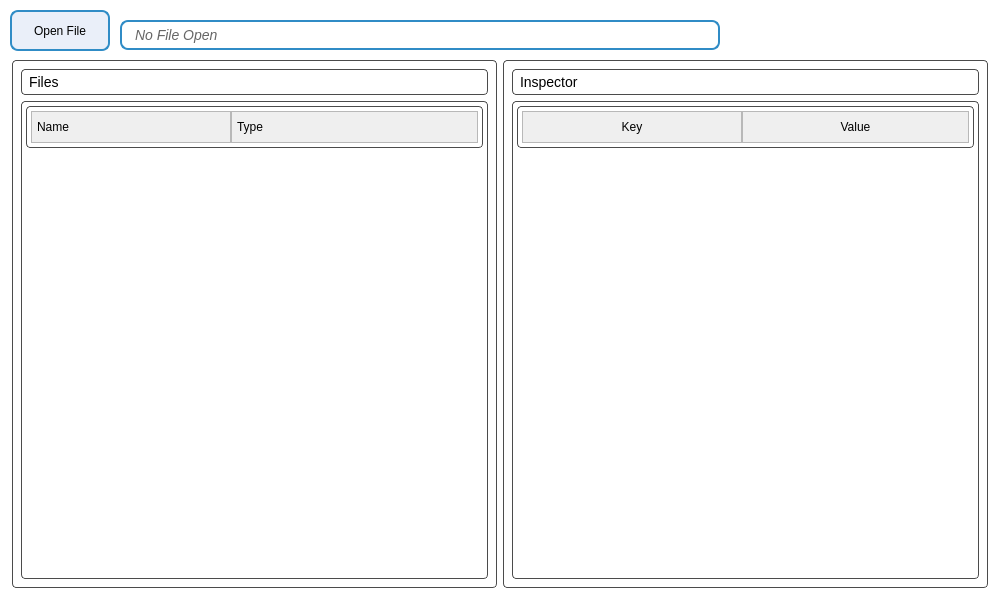
squairdev/OpenPoster, file ui/mainwindow.ui: the form before one commit.
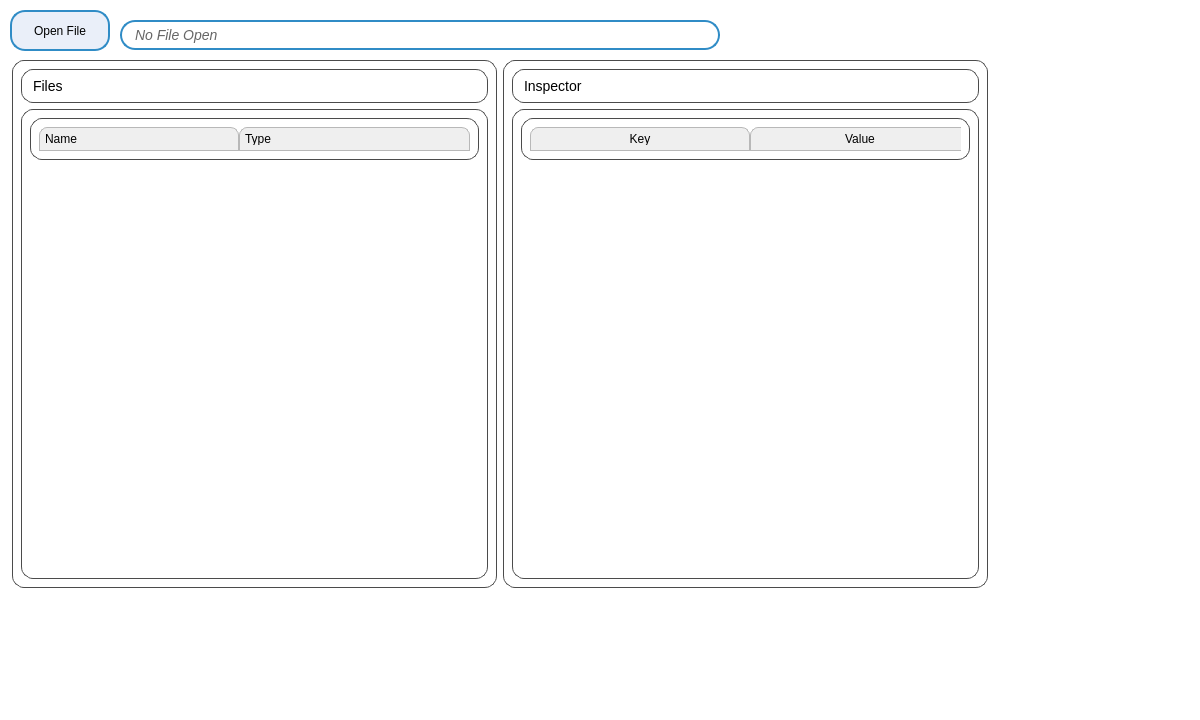
The form after the commit.

Patch:
```diff
--- a/ui/mainwindow.ui
+++ b/ui/mainwindow.ui
@@ -6,8 +6,8 @@
    <rect>
     <x>0</x>
     <y>0</y>
-    <width>1000</width>
-    <height>600</height>
+    <width>1200</width>
+    <height>720</height>
    </rect>
   </property>
   <property name="sizePolicy">
@@ -19,8 +19,8 @@
   </property>
   <property name="minimumSize">
    <size>
-    <width>1000</width>
-    <height>600</height>
+    <width>1200</width>
+    <height>720</height>
    </size>
   </property>
   <!-- <property name="maximumSize">
@@ -244,7 +244,7 @@
 
 QWidget [cls=central] {
     background-color: palette(base);
-	border-radius: 0px;
+	border-radius: 12px;
 	border: 1px solid palette(mid);
 }
 
@@ -261,7 +261,7 @@
 	icon-size: 16px;
 	padding-left: 10px;
 	padding-right: 10px;
-	border-radius: 8px;
+	border-radius: 12px;
 }
 
 QToolButton[cls=sidebarBtn] {
@@ -282,11 +282,13 @@
 QCheckBox {
 	spacing: 8px;
 	font-size: 14px;
+	border-radius: 8px;
 }
 
 QRadioButton {
 	spacing: 8px;
 	font-size: 14px;
+	border-radius: 8px;
 }
 
 QLineEdit {
@@ -308,7 +310,7 @@
 
 QScrollBar::handle {
     background: palette(mid);
-    border-radius: 4px;
+    border-radius: 5px;
 }
 
 QScrollBar::handle:pressed {
@@ -328,14 +330,14 @@
 QSlider::groove:horizontal {
     background-color: palette(mid);
     height: 4px;
-	border-radius: 2px;
+	border-radius: 3px;
 }
 
 QSlider::handle:horizontal {
     background-color: palette(dark);
-    width: 8px;
+    width: 12px;
     margin: -8px 0;
-    border-radius: 4px;
+    border-radius: 6px;
 }
 
 QSlider::handle:horizontal:pressed {
@@ -359,6 +361,12 @@
     border: none;
     selection-background-color: palette(highlight);
     selection-color: palette(highlighted-text);
+    border-radius: 8px;
+}
+
+QTableView QHeaderView::section, QTreeView QHeaderView::section {
+    border-top-left-radius: 8px;
+    border-top-right-radius: 8px;
 }
 
 QTreeView::item {
@@ -367,7 +375,7 @@
 }
 
 QPushButton, QLabel[clickable="true"] {
-    border-radius: 6px;
+    border-radius: 12px;
     padding: 5px 10px;
 }
 </string>
@@ -591,7 +599,7 @@
      <item>
       <widget class="QWidget" name="filesWidget" native="true">
        <property name="styleSheet">
-        <string notr="true">border: 1px solid #4B4B4B; border-radius: 4px; padding: 4px;</string>
+        <string notr="true">border: 1px solid #4B4B4B; border-radius: 12px; padding: 8px;</string>
        </property>
        <layout class="QVBoxLayout" name="filesLayout">
         <item>
@@ -651,7 +659,7 @@
      <item>
       <widget class="QWidget" name="verticalWidget" native="true">
        <property name="styleSheet">
-        <string notr="true">border: 1px solid #4B4B4B; border-radius: 4px; padding: 4px;</string>
+        <string notr="true">border: 1px solid #4B4B4B; border-radius: 12px; padding: 8px;</string>
        </property>
        <layout class="QVBoxLayout" name="verticalLayout">
         <item>
@@ -707,13 +715,19 @@
       <height>41</height>
      </rect>
     </property>
+    <property name="minimumSize">
+     <size>
+      <width>0</width>
+      <height>30</height>
+     </size>
+    </property>
     <property name="autoFillBackground">
      <bool>true</bool>
     </property>
     <property name="styleSheet">
      <string notr="true">QPushButton {
   border: 1.5px solid palette(highlight);
-  border-radius: 8px;
+  border-radius: 15px;
   padding: 5px 10px;
   background-color: rgba(80, 120, 200, 30);
 }
@@ -747,7 +761,7 @@
      </size>
     </property>
     <property name="styleSheet">
-     <string notr="true">border: 1.5px solid palette(highlight); border-radius: 8px; padding: 5px 10px; color: #666666; font-style: italic;</string>
+     <string notr="true">border: 1.5px solid palette(highlight); border-radius: 15px; padding: 5px 10px; color: #666666; font-style: italic;</string>
     </property>
     <property name="text">
      <string>No File Open</string>
@@ -756,6 +770,15 @@
      <cursorShape>PointingHandCursor</cursorShape>
     </property>
    </widget>
+   <widget class="QWidget" name="previewWidget" native="true">
+    <property name="styleSheet">
+     <string notr="true">QWidget [cls=preview] {
+	background-color: palette(window);
+	border: 1px solid palette(mid);
+	border-radius: 12px;
+}</string>
+    </property>
+   </widget>
   </widget>
  </widget>
  <resources/>
```
